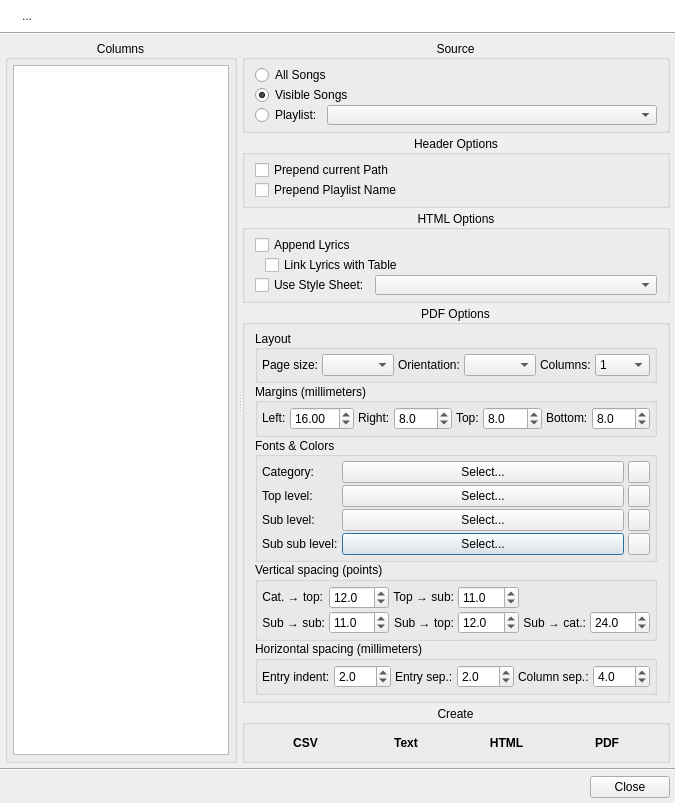
Before: the Qt Designer form src/report/QUReportDialog.ui in UltraStar-Deluxe/UltraStar-Manager, drawn with Qt 5.
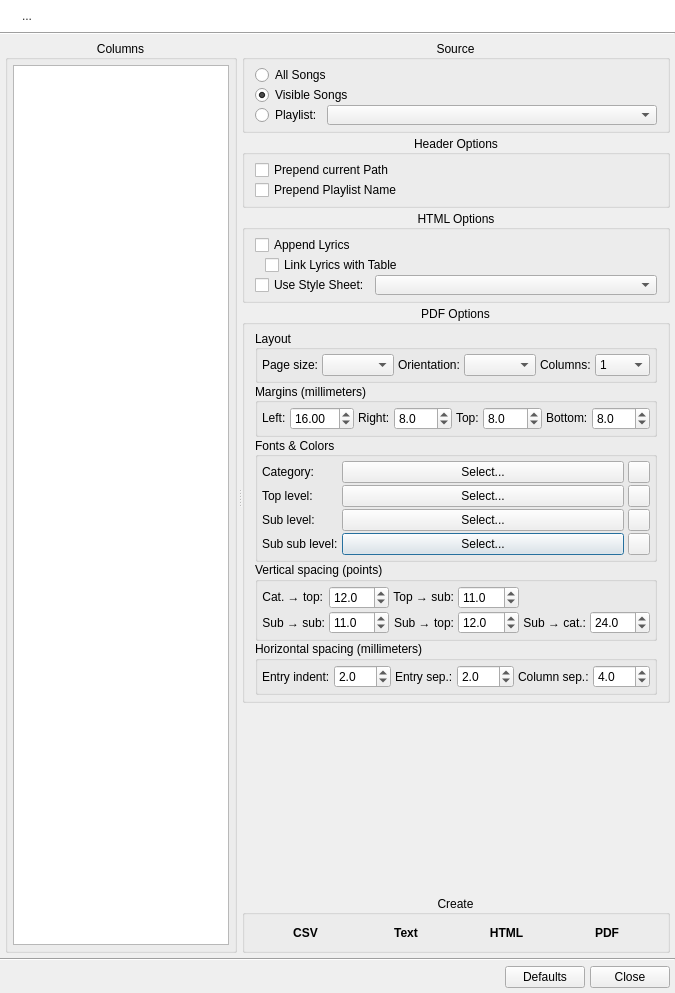
After: the same form once the commit is applied. Icons and pictures are not drawn.

Commit message: Make Report Settings Persist

What changed in the file:
```diff
--- a/src/report/QUReportDialog.ui
+++ b/src/report/QUReportDialog.ui
@@ -7,7 +7,7 @@
     <x>0</x>
     <y>0</y>
     <width>675</width>
-    <height>785</height>
+    <height>993</height>
    </rect>
   </property>
   <property name="windowTitle">
@@ -1307,7 +1307,6 @@
               <property name="font">
                <font>
                 <pointsize>9</pointsize>
-                <weight>75</weight>
                 <bold>true</bold>
                </font>
               </property>
@@ -1346,7 +1345,6 @@
               <property name="font">
                <font>
                 <pointsize>9</pointsize>
-                <weight>75</weight>
                 <bold>true</bold>
                </font>
               </property>
@@ -1382,7 +1380,6 @@
               <property name="font">
                <font>
                 <pointsize>9</pointsize>
-                <weight>75</weight>
                 <bold>true</bold>
                </font>
               </property>
@@ -1412,7 +1409,6 @@
               <property name="font">
                <font>
                 <pointsize>9</pointsize>
-                <weight>75</weight>
                 <bold>true</bold>
                </font>
               </property>
@@ -1474,6 +1470,13 @@
        </property>
       </spacer>
      </item>
+     <item>
+      <widget class="QPushButton" name="defaultsBtn">
+       <property name="text">
+        <string>Defaults</string>
+       </property>
+      </widget>
+     </item>
      <item>
       <widget class="QPushButton" name="doneBtn">
        <property name="text">
```
Left out of the diff: 61 changed lines with no effect on the pictures. The commit also changes 7 other files.
